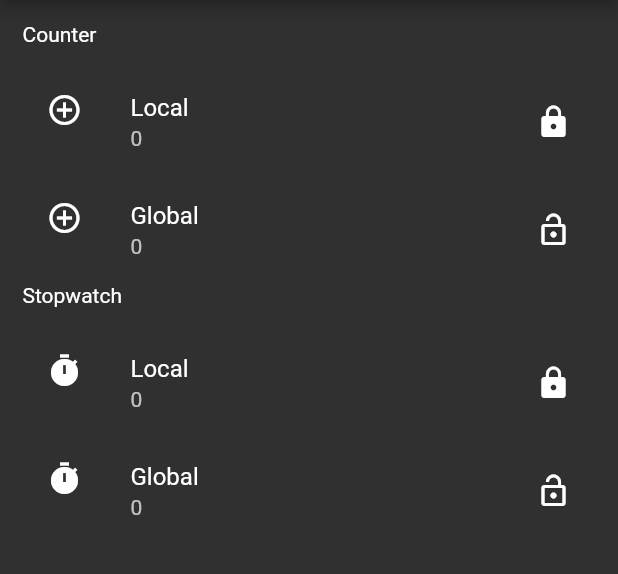
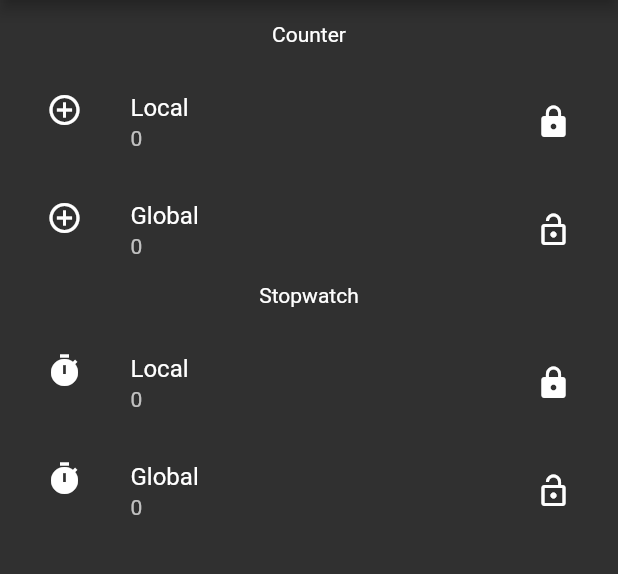
Before and after one commit to armando-mobile-flutter/chronometer, a Flutter app: the screen it shows after launch, after a tap on "Local", on a phone screen of 412 x 824 dp, the part 84-658 px from its top. Run offline on Flutter 3.47's test engine with Material 2 defaults, Android fonts, the phone set to English and light mode, and no system bars.

Commit message:
Add Options in Main by Menu Dinamic Android

```diff
--- a/lib/app/main/models/menu.dart
+++ b/lib/app/main/models/menu.dart
@@ -31,6 +31,10 @@ class Menu {
     _id = obj['id'];
     _name = obj['name'];
     _options = obj['options'];
+  }
+
+  void printMenuAndOption(MenuOption option) {
+    print("Menu: ${this._name}, option: ${option.name}");
   }
 }
 
--- a/lib/app/main/shared/screen/main_screen.dart
+++ b/lib/app/main/shared/screen/main_screen.dart
@@ -64,7 +64,9 @@ class _IOSMain extends StatelessWidget {
                                   trailing: option.isGlobal
                                       ? Icon(CupertinoIcons.share_up)
                                       : Icon(CupertinoIcons.lock_circle),
-                                  onTap: () {},
+                                  onTap: () {
+                                    item.printMenuAndOption(option);
+                                  },
                                 ))
                       ],
                     )),
@@ -93,48 +95,32 @@ class _AndroidMain extends StatelessWidget {
         ],
       ),
       body: ListView(
-        padding: EdgeInsets.all(15.0),
+        padding: const EdgeInsets.all(15.0),
         children: [
-          Container(
-            height: 30,
-            child: const Text('Counter', textAlign: TextAlign.start),
-          ),
-          ListTile(
-            leading: const Icon(Icons.add_circle_outline),
-            title: const Text('Local'),
-            subtitle: const Text('0'),
-            trailing: const Icon(Icons.lock),
-            onTap: () {},
-            onLongPress: () {},
-          ),
-          ListTile(
-            leading: const Icon(Icons.add_circle_outline),
-            title: const Text('Global'),
-            subtitle: const Text('0'),
-            trailing: const Icon(Icons.lock_open),
-            onTap: () {},
-            onLongPress: () {},
-          ),
-          Container(
-            height: 30,
-            child: const Text('Stopwatch', textAlign: TextAlign.start),
-          ),
-          ListTile(
-            leading: const Icon(Icons.timer),
-            title: const Text('Local'),
-            subtitle: const Text('0'),
-            trailing: const Icon(Icons.lock),
-            onTap: () {},
-            onLongPress: () {},
-          ),
-          ListTile(
-            leading: const Icon(Icons.timer),
-            title: const Text('Global'),
-            subtitle: const Text('0'),
-            trailing: const Icon(Icons.lock_open),
-            onTap: () {},
-            onLongPress: () {},
-          )
+          ...menu.map((Menu item) => Column(
+                children: <Widget>[
+                  Container(
+                    height: 30,
+                    child: Text(item.name, textAlign: TextAlign.start),
+                  ),
+                  ...item.options.map((MenuOption option) => ListTile(
+                        leading: item.name == 'Counter'
+                            ? Icon(Icons.add_circle_outline)
+                            : Icon(Icons.timer),
+                        title: Text(option.name),
+                        subtitle: const Text('0'),
+                        trailing: option.isGlobal
+                            ? Icon(Icons.lock_open)
+                            : Icon(Icons.lock),
+                        onTap: () {
+                          item.printMenuAndOption(option);
+                        },
+                        onLongPress: () {
+                          item.printMenuAndOption(option);
+                        },
+                      ))
+                ],
+              ))
         ],
       ));
 }
```
